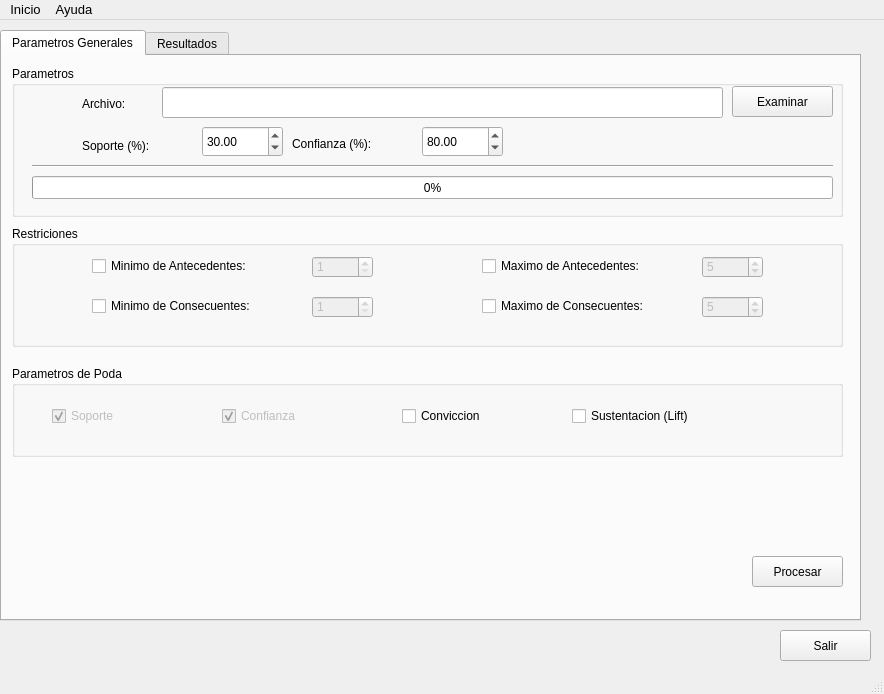
The window that src/ui/menuPrincipal.ui (lucassebib/apriori) describes before a commit, drawn with Qt 5.
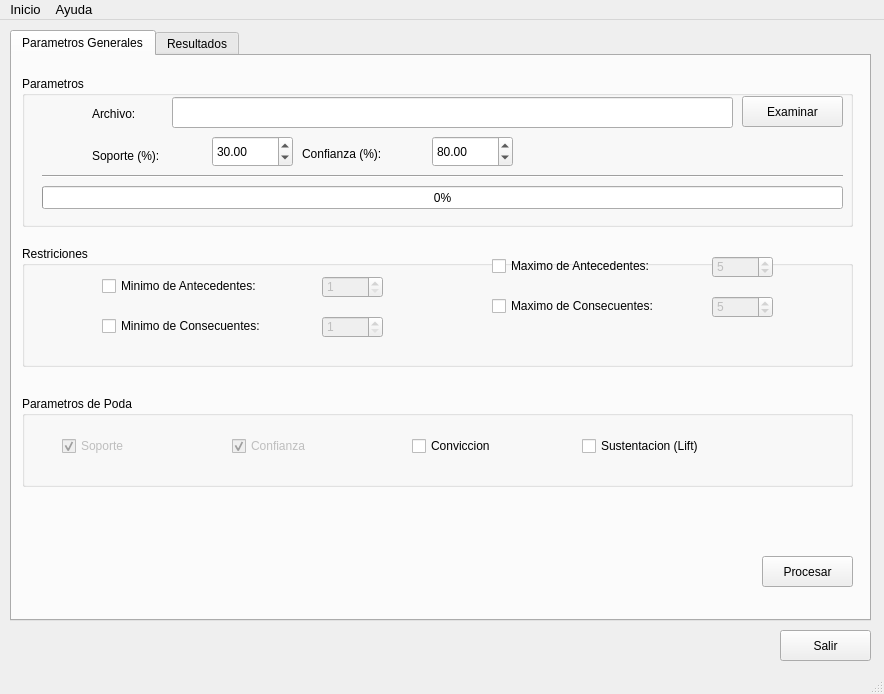
The same window after the commit. The open tabs and pages were chosen to show the change. Icons and pictures are not drawn.

```diff
--- a/src/ui/menuPrincipal.ui
+++ b/src/ui/menuPrincipal.ui
@@ -35,6 +35,9 @@
    <iconset resource="../recursos/imagenes.qrc">
     <normaloff>:/images/regla.png</normaloff>:/images/regla.png</iconset>
   </property>
+  <property name="autoFillBackground">
+   <bool>false</bool>
+  </property>
   <widget class="QWidget" name="centralwidget">
    <widget class="QPushButton" name="btn_salir">
     <property name="geometry">
@@ -60,7 +63,7 @@
    <widget class="QTabWidget" name="tabWidget">
     <property name="geometry">
      <rect>
-      <x>0</x>
+      <x>10</x>
       <y>10</y>
       <width>861</width>
       <height>591</height>
@@ -82,7 +85,7 @@
       <property name="geometry">
        <rect>
         <x>10</x>
-        <y>310</y>
+        <y>340</y>
         <width>831</width>
         <height>91</height>
        </rect>
@@ -162,7 +165,7 @@
       <property name="geometry">
        <rect>
         <x>10</x>
-        <y>170</y>
+        <y>190</y>
         <width>831</width>
         <height>121</height>
        </rect>
@@ -303,7 +306,7 @@
       <property name="geometry">
        <rect>
         <x>10</x>
-        <y>10</y>
+        <y>20</y>
         <width>831</width>
         <height>151</height>
        </rect>
```
Left out of the diff: 5 changed lines with no effect on the pictures.
